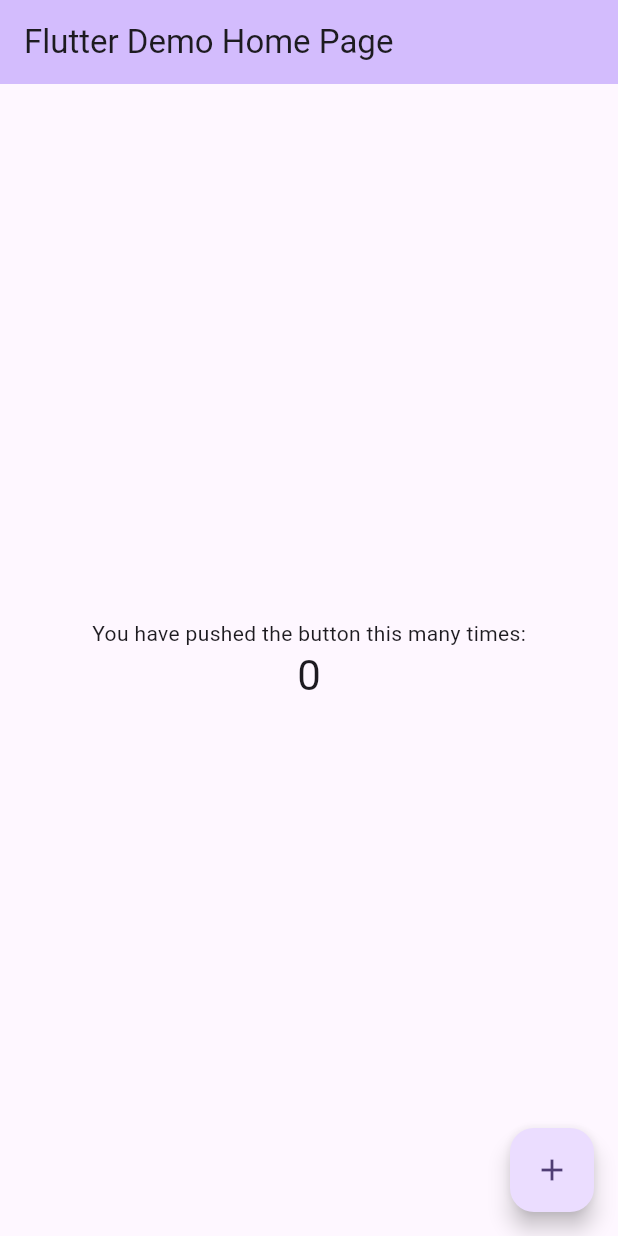
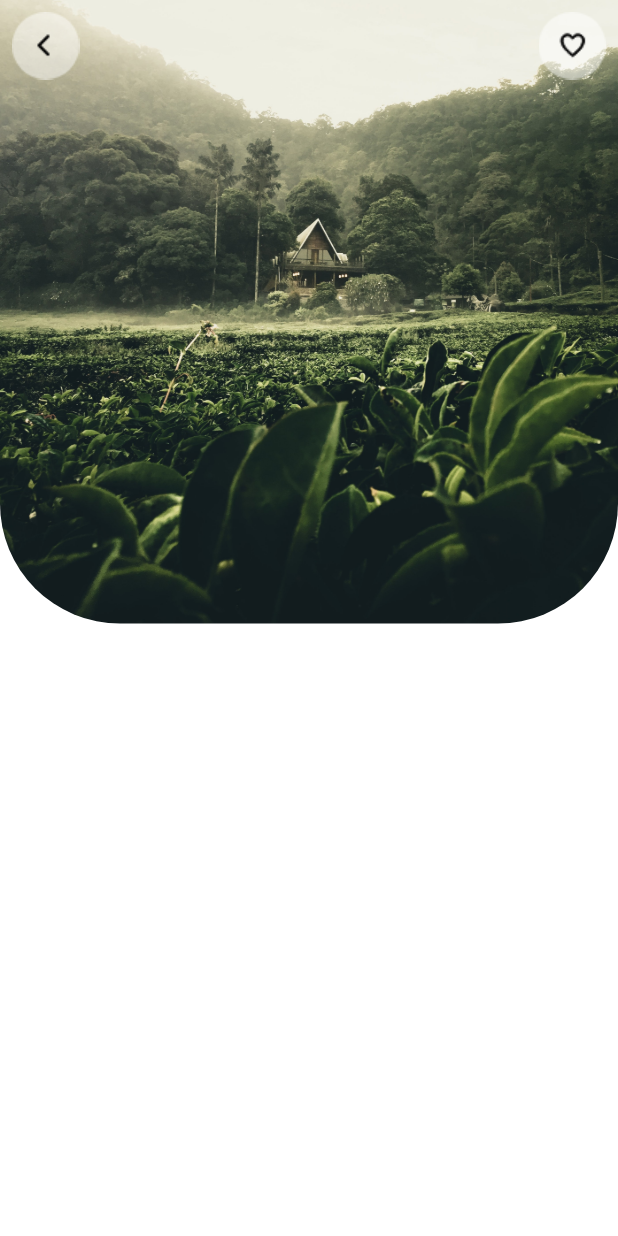
Before and after one commit to ErfanGhasemi2009/traveling_app, a Flutter app: the screen it shows after launch, on a phone screen of 412 x 824 dp. Run offline on Flutter 3.47's test engine with Material 3 defaults, Android fonts, the phone set to English and light mode, and no system bars; our stand-ins replace google_fonts.

Commit message:
create theme & structure of project

```diff
--- a/lib/main.dart
+++ b/lib/main.dart
@@ -1,4 +1,6 @@
 import 'package:flutter/material.dart';
+import 'package:google_fonts/google_fonts.dart';
+import 'package:traveling/screens/pricePage.dart';
 
 void main() {
   runApp(const MyApp());
@@ -28,98 +30,15 @@ class MyApp extends StatelessWidget {
           //
           // This works for code too, not just values: Most code changes can be
           // tested with just a hot reload.
-        colorScheme: ColorScheme.fromSeed(seedColor: Colors.deepPurple),
+          colorScheme: const ColorScheme.light(
+              brightness: Brightness.light,
+              primary: Color(0xff78CADE),
+              background: Color(0xffFFFFFF),
+              onBackground: Color(0xff000000)),
           useMaterial3: true,
-      ),
-      home: const MyHomePage(title: 'Flutter Demo Home Page'),
+          textTheme: GoogleFonts.poppinsTextTheme(Theme.of(context).textTheme)
+              .copyWith()),
+      home: const PricePage(),
     );
   }
 }
-
-class MyHomePage extends StatefulWidget {
-  const MyHomePage({super.key, required this.title});
-
-  // This widget is the home page of your application. It is stateful, meaning
-  // that it has a State object (defined below) that contains fields that affect
-  // how it looks.
-
-  // This class is the configuration for the state. It holds the values (in this
-  // case the title) provided by the parent (in this case the App widget) and
-  // used by the build method of the State. Fields in a Widget subclass are
-  // always marked "final".
-
-  final String title;
-
-  @override
-  State<MyHomePage> createState() => _MyHomePageState();
-}
-
-class _MyHomePageState extends State<MyHomePage> {
-  int _counter = 0;
-
-  void _incrementCounter() {
-    setState(() {
-      // This call to setState tells the Flutter framework that something has
-      // changed in this State, which causes it to rerun the build method below
-      // so that the display can reflect the updated values. If we changed
-      // _counter without calling setState(), then the build method would not be
-      // called again, and so nothing would appear to happen.
-      _counter++;
-    });
-  }
-
-  @override
-  Widget build(BuildContext context) {
-    // This method is rerun every time setState is called, for instance as done
-    // by the _incrementCounter method above.
-    //
-    // The Flutter framework has been optimized to make rerunning build methods
-    // fast, so that you can just rebuild anything that needs updating rather
-    // than having to individually change instances of widgets.
-    return Scaffold(
-      appBar: AppBar(
-        // TRY THIS: Try changing the color here to a specific color (to
-        // Colors.amber, perhaps?) and trigger a hot reload to see the AppBar
-        // change color while the other colors stay the same.
-        backgroundColor: Theme.of(context).colorScheme.inversePrimary,
-        // Here we take the value from the MyHomePage object that was created by
-        // the App.build method, and use it to set our appbar title.
-        title: Text(widget.title),
-      ),
-      body: Center(
-        // Center is a layout widget. It takes a single child and positions it
-        // in the middle of the parent.
-        child: Column(
-          // Column is also a layout widget. It takes a list of children and
-          // arranges them vertically. By default, it sizes itself to fit its
-          // children horizontally, and tries to be as tall as its parent.
-          //
-          // Column has various properties to control how it sizes itself and
-          // how it positions its children. Here we use mainAxisAlignment to
-          // center the children vertically; the main axis here is the vertical
-          // axis because Columns are vertical (the cross axis would be
-          // horizontal).
-          //
-          // TRY THIS: Invoke "debug painting" (choose the "Toggle Debug Paint"
-          // action in the IDE, or press "p" in the console), to see the
-          // wireframe for each widget.
-          mainAxisAlignment: MainAxisAlignment.center,
-          children: <Widget>[
-            const Text(
-              'You have pushed the button this many times:',
-            ),
-            Text(
-              '$_counter',
-              style: Theme.of(context).textTheme.headlineMedium,
-            ),
-          ],
-        ),
-      ),
-      floatingActionButton: FloatingActionButton(
-        onPressed: _incrementCounter,
-        tooltip: 'Increment',
-        child: const Icon(Icons.add),
-      ), // This trailing comma makes auto-formatting nicer for build methods.
-    );
-  }
-}
--- /dev/null
+++ b/lib/screens/discoverPage.dart
@@ -0,0 +1,10 @@
+import 'package:flutter/material.dart';
+
+class Discoverpage extends StatelessWidget{
+  @override
+  Widget build(BuildContext context) {
+    // TODO: implement build
+    throw UnimplementedError();
+  }
+
+}
--- /dev/null
+++ b/lib/screens/pricePage.dart
@@ -0,0 +1,32 @@
+import 'package:flutter/material.dart';
+
+class PricePage extends StatelessWidget {
+  const PricePage({super.key});
+
+  @override
+  Widget build(BuildContext context) {
+    return Scaffold(
+      body: SafeArea(child: Column(
+        children: [
+          Stack(
+            children: [
+              ClipRRect(
+                borderRadius: const BorderRadius.only(bottomLeft: Radius.circular(80), bottomRight: Radius.circular(80
+                )),
+                child: Image.asset('assets/images/hotel_pic/pic1.jpg',),
+              ),
+              Row(
+                mainAxisAlignment: MainAxisAlignment.spaceBetween,
+                children: [
+                  IconButton(onPressed: (){}, icon: Image.asset('assets/images/icons/back_icon.png')),
+                  IconButton(onPressed: (){}, icon: Image.asset('assets/images/icons/heart_icon.png')),
+                ],
+              )
+
+            ],
+          )
+        ],
+      )),
+    );
+  }
+}
--- /dev/null
+++ b/lib/screens/startPage.dart
@@ -0,0 +1,10 @@
+import 'package:flutter/material.dart';
+
+class Startpage extends StatelessWidget {
+  @override
+  Widget build(BuildContext context) {
+    // TODO: implement build
+    throw UnimplementedError();
+  }
+
+}
--- a/pubspec.yaml
+++ b/pubspec.yaml
@@ -60,9 +60,9 @@ flutter:
   uses-material-design: true
 
   # To add assets to your application, add an assets section, like this:
-  # assets:
-  #   - images/a_dot_burr.jpeg
-  #   - images/a_dot_ham.jpeg
+  assets:
+    - assets/images/hotel_pic/
+    - assets/images/icons/
 
   # An image asset can refer to one or more resolution-specific "variants", see
   # https://flutter.dev/to/resolution-aware-images
```
Also changed, not shown: assets/images/hotel_pic/pic1.jpg (added), assets/images/hotel_pic/pic1.png (deleted), assets/images/hotel_pic/pic2.jpg (added), assets/images/hotel_pic/pic2.png (deleted), assets/images/hotel_pic/pic3.png (deleted), assets/images/hotel_pic/pic4.png (deleted), 2 other files. Lines whose indentation alone changed are shown as unchanged.
